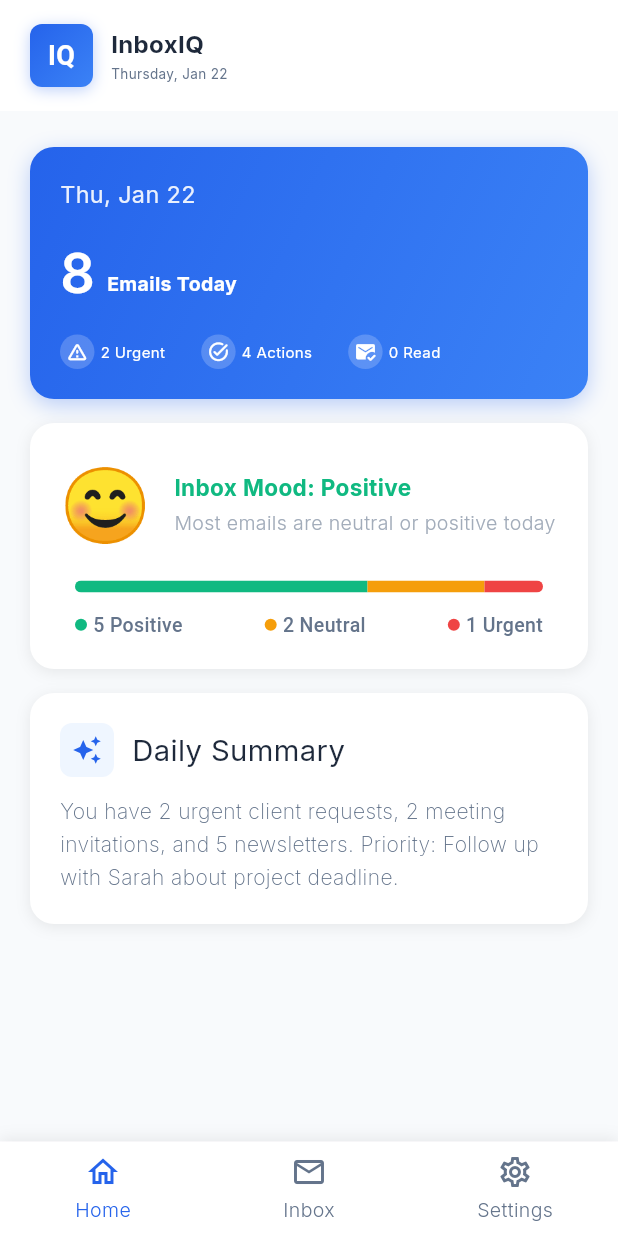
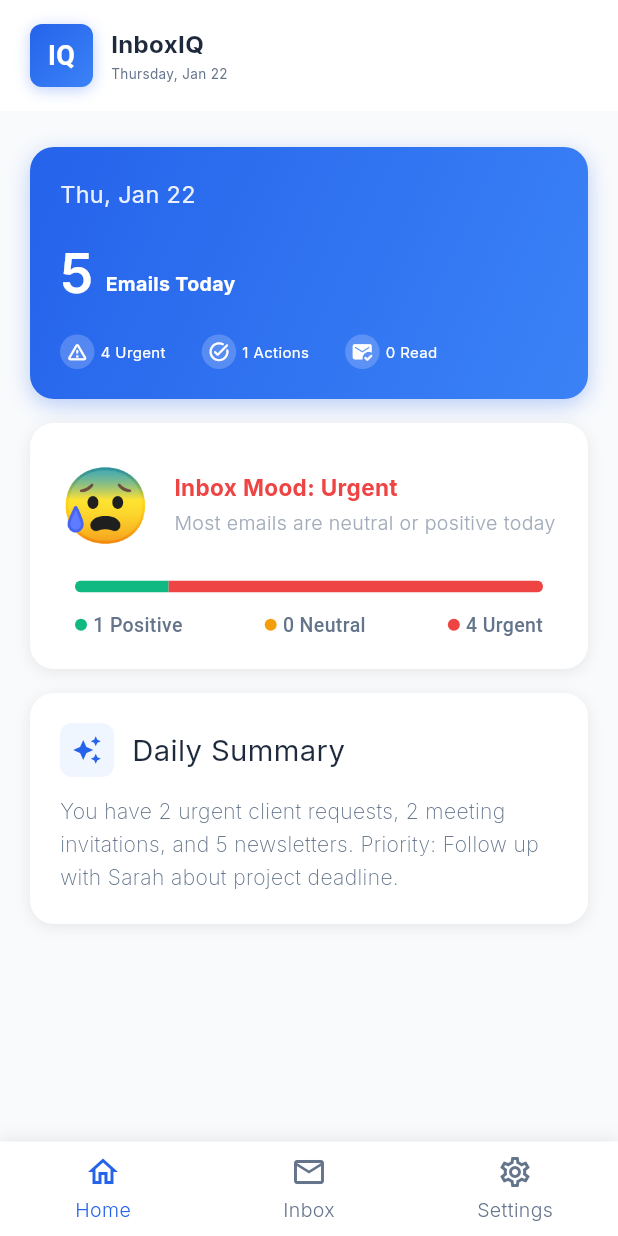
Before and after one commit to ayhem8hamdi/mail_summarizer, a Flutter app: the HomeView screen opened by its route, on a phone screen of 412 x 824 dp. Run offline on Flutter 3.47's test engine with Material 3 defaults, Android fonts, the phone set to English and light mode, and no system bars; our stand-ins replace device_preview, go_router, google_fonts; project files that could hold a hidden picture were left out.

Commit message:
Add required packages and refactor home screen code

```diff
--- a/lib/features/home/data/sentiments_enum.dart
+++ b/lib/features/home/data/sentiments_enum.dart
@@ -79,8 +79,8 @@ class SentimentStats {
 
   /// Mock data for development
   static const SentimentStats mockData = SentimentStats(
-    positiveCount: 5,
-    neutralCount: 2,
-    urgentCount: 1,
+    positiveCount: 1,
+    neutralCount: 0,
+    urgentCount: 4,
   );
 }
--- a/lib/features/home/presentation/views/home_view.dart
+++ b/lib/features/home/presentation/views/home_view.dart
@@ -1,10 +1,6 @@
 import 'package:flutter/material.dart';
 import 'package:inbox_iq/core/utils/app_colors.dart';
-import 'package:inbox_iq/core/utils/constants.dart';
-import 'package:inbox_iq/features/home/presentation/widgets/daily_summary_card.dart';
-import 'package:inbox_iq/features/home/presentation/widgets/Inbox_stats_card.dart';
-import 'package:inbox_iq/features/home/presentation/widgets/home_header.dart';
-import 'package:inbox_iq/features/home/presentation/widgets/sentiment_widget.dart';
+import 'package:inbox_iq/features/home/presentation/widgets/home_view_body.dart';
 
 class HomeView extends StatelessWidget {
   const HomeView({super.key});
@@ -13,53 +9,7 @@ class HomeView extends StatelessWidget {
   Widget build(BuildContext context) {
     return Scaffold(
       backgroundColor: AppColors.kBackgroundColor,
-      body: SafeArea(
-        child: CustomScrollView(
-          slivers: [
-            // Header
-            const SliverToBoxAdapter(child: HomeHeader()),
-
-            // Content
-            SliverPadding(
-              padding: EdgeInsets.symmetric(
-                horizontal: _getHorizontalPadding(context),
-              ),
-              sliver: SliverList(
-                delegate: SliverChildListDelegate([
-                  SizedBox(height: AppConstants.spacing24),
-
-                  // Inbox Stats Card
-                  const InboxStatsCard(
-                    emailCount: 8,
-                    urgentCount: 2,
-                    actionCount: 4,
-                    readCount: 0,
-                  ),
-
-                  SizedBox(height: AppConstants.spacing16),
-
-                  // Inbox Mood Card
-                  const InboxMoodCard(),
-
-                  SizedBox(height: AppConstants.spacing16),
-
-                  // Daily Summary Card
-                  const DailySummaryCard(),
-
-                  SizedBox(height: AppConstants.spacing32),
-                ]),
-              ),
-            ),
-          ],
-        ),
-      ),
+      body: HomeViewBody(),
     );
   }
-
-  double _getHorizontalPadding(BuildContext context) {
-    final width = MediaQuery.of(context).size.width;
-    if (width < 360) return 16.0;
-    if (width < 600) return 20.0;
-    return 24.0;
-  }
 }
--- /dev/null
+++ b/lib/features/home/presentation/widgets/home_view_body.dart
@@ -0,0 +1,62 @@
+import 'package:flutter/material.dart';
+import 'package:inbox_iq/core/utils/constants.dart';
+import 'package:inbox_iq/features/home/presentation/widgets/Inbox_stats_card.dart';
+import 'package:inbox_iq/features/home/presentation/widgets/daily_summary_card.dart';
+import 'package:inbox_iq/features/home/presentation/widgets/home_header.dart';
+import 'package:inbox_iq/features/home/presentation/widgets/sentiment_widget.dart'
+    show InboxMoodCard;
+
+class HomeViewBody extends StatelessWidget {
+  const HomeViewBody({super.key});
+
+  @override
+  Widget build(BuildContext context) {
+    return SafeArea(
+      child: CustomScrollView(
+        slivers: [
+          // Header
+          const SliverToBoxAdapter(child: HomeHeader()),
+
+          // Content
+          SliverPadding(
+            padding: EdgeInsets.symmetric(
+              horizontal: _getHorizontalPadding(context),
+            ),
+            sliver: SliverList(
+              delegate: SliverChildListDelegate([
+                SizedBox(height: AppConstants.spacing24),
+
+                // Inbox Stats Card
+                const InboxStatsCard(
+                  emailCount: 5,
+                  urgentCount: 4,
+                  actionCount: 1,
+                  readCount: 0,
+                ),
+
+                SizedBox(height: AppConstants.spacing16),
+
+                // Inbox Mood Card
+                const InboxMoodCard(),
+
+                SizedBox(height: AppConstants.spacing16),
+
+                // Daily Summary Card
+                const DailySummaryCard(),
+
+                SizedBox(height: AppConstants.spacing32),
+              ]),
+            ),
+          ),
+        ],
+      ),
+    );
+  }
+
+  double _getHorizontalPadding(BuildContext context) {
+    final width = MediaQuery.of(context).size.width;
+    if (width < 360) return 16.0;
+    if (width < 600) return 20.0;
+    return 24.0;
+  }
+}
--- a/pubspec.yaml
+++ b/pubspec.yaml
@@ -38,6 +38,12 @@ dependencies:
   device_preview: ^1.3.1
   go_router: ^17.0.1
   intl: ^0.20.2
+  dartz: ^0.10.1
+  equatable: ^2.0.8
+  dio: ^5.9.0
+  get_it: ^9.2.0
+  flutter_bloc: ^9.1.1
+  internet_connection_checker: ^3.0.1
 
 dev_dependencies:
   flutter_test:
```
Also changed, not shown: pubspec.lock, 3 other files.
